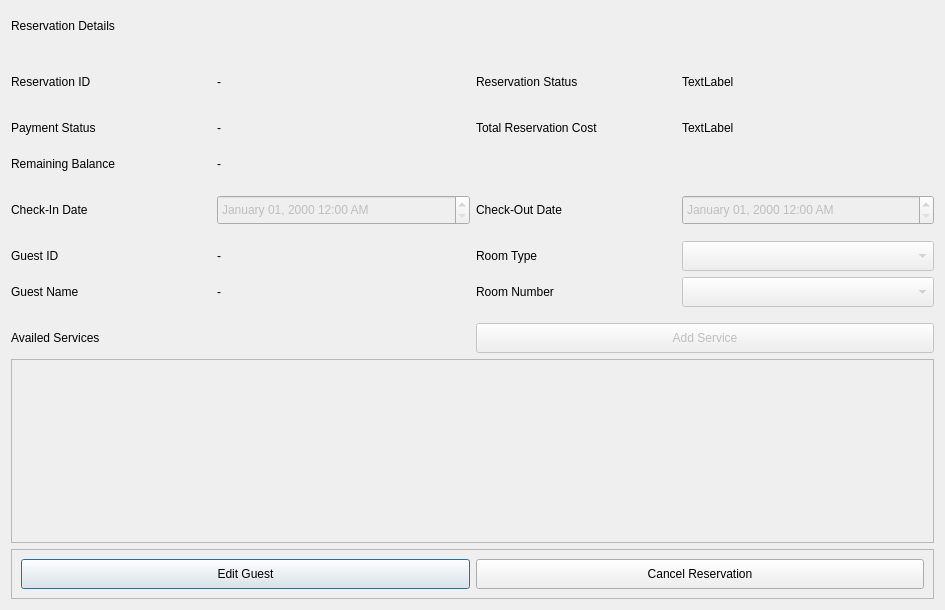
xbryan25/hotel-management-system, file ui_files/reservation_info_dialog.ui: the form before one commit.
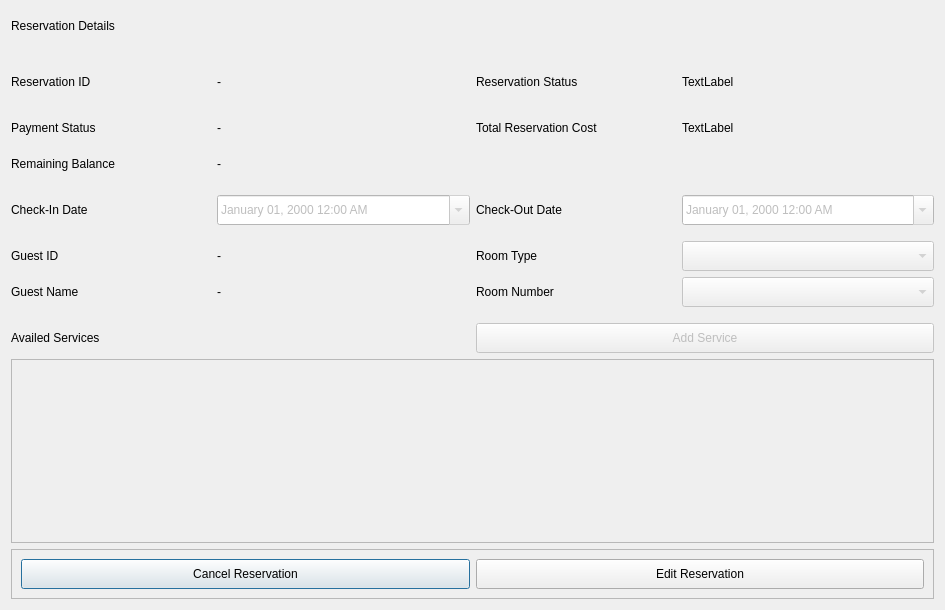
The form after the commit.

Commit message:
feat(reservation_info_dialog): configure dialog state change, and show confirmation_dialog and feedback_dialog
- Enable editable fields when pressing 'Edit Reservation' button, and disable editable fields when pressing 'Cancel Edit' button
- Show confirmation dialog and feedback dialog when pressing 'Cancel Reservation' and 'Confirm Edit Reservation' buttons

```diff
--- a/ui_files/reservation_info_dialog.ui
+++ b/ui_files/reservation_info_dialog.ui
@@ -174,7 +174,7 @@
          <cursorShape>PointingHandCursor</cursorShape>
         </property>
         <property name="text">
-         <string>Edit Guest</string>
+         <string>Cancel Reservation</string>
         </property>
        </widget>
       </item>
@@ -190,7 +190,7 @@
          <cursorShape>PointingHandCursor</cursorShape>
         </property>
         <property name="text">
-         <string>Cancel Reservation</string>
+         <string>Edit Reservation</string>
         </property>
        </widget>
       </item>
@@ -433,9 +433,76 @@
        <height>30</height>
       </size>
      </property>
+     <property name="palette">
+      <palette>
+       <active>
+        <colorrole role="Base">
+         <brush brushstyle="SolidPattern">
+          <color alpha="255">
+           <red>255</red>
+           <green>255</green>
+           <blue>255</blue>
+          </color>
+         </brush>
+        </colorrole>
+        <colorrole role="Window">
+         <brush brushstyle="SolidPattern">
+          <color alpha="255">
+           <red>255</red>
+           <green>255</green>
+           <blue>255</blue>
+          </color>
+         </brush>
+        </colorrole>
+       </active>
+       <inactive>
+        <colorrole role="Base">
+         <brush brushstyle="SolidPattern">
+          <color alpha="255">
+           <red>255</red>
+           <green>255</green>
+           <blue>255</blue>
+          </color>
+         </brush>
+        </colorrole>
+        <colorrole role="Window">
+         <brush brushstyle="SolidPattern">
+          <color alpha="255">
+           <red>255</red>
+           <green>255</green>
+           <blue>255</blue>
+          </color>
+         </brush>
+        </colorrole>
+       </inactive>
+       <disabled>
+        <colorrole role="Base">
+         <brush brushstyle="SolidPattern">
+          <color alpha="255">
+           <red>255</red>
+           <green>255</green>
+           <blue>255</blue>
+          </color>
+         </brush>
+        </colorrole>
+        <colorrole role="Window">
+         <brush brushstyle="SolidPattern">
+          <color alpha="255">
+           <red>255</red>
+           <green>255</green>
+           <blue>255</blue>
+          </color>
+         </brush>
+        </colorrole>
+       </disabled>
+      </palette>
+     </property>
      <property name="displayFormat">
       <string>MMMM dd, yyyy h:mm AP</string>
      </property>
+     <property name="calendarPopup">
+      <bool>true</bool>
+     </property>
     </widget>
    </item>
    <item row="7" column="3">
@@ -449,9 +516,76 @@
        <height>30</height>
       </size>
      </property>
+     <property name="palette">
+      <palette>
+       <active>
+        <colorrole role="Base">
+         <brush brushstyle="SolidPattern">
+          <color alpha="255">
+           <red>255</red>
+           <green>255</green>
+           <blue>255</blue>
+          </color>
+         </brush>
+        </colorrole>
+        <colorrole role="Window">
+         <brush brushstyle="SolidPattern">
+          <color alpha="255">
+           <red>255</red>
+           <green>255</green>
+           <blue>255</blue>
+          </color>
+         </brush>
+        </colorrole>
+       </active>
+       <inactive>
+        <colorrole role="Base">
+         <brush brushstyle="SolidPattern">
+          <color alpha="255">
+           <red>255</red>
+           <green>255</green>
+           <blue>255</blue>
+          </color>
+         </brush>
+        </colorrole>
+        <colorrole role="Window">
+         <brush brushstyle="SolidPattern">
+          <color alpha="255">
+           <red>255</red>
+           <green>255</green>
+           <blue>255</blue>
+          </color>
+         </brush>
+        </colorrole>
+       </inactive>
+       <disabled>
+        <colorrole role="Base">
+         <brush brushstyle="SolidPattern">
+          <color alpha="255">
+           <red>255</red>
+           <green>255</green>
+           <blue>255</blue>
+          </color>
+         </brush>
+        </colorrole>
+        <colorrole role="Window">
+         <brush brushstyle="SolidPattern">
+          <color alpha="255">
+           <red>255</red>
+           <green>255</green>
+           <blue>255</blue>
+          </color>
+         </brush>
+        </colorrole>
+       </disabled>
+      </palette>
+     </property>
      <property name="displayFormat">
       <string>MMMM dd, yyyy h:mm AP</string>
      </property>
+     <property name="calendarPopup">
+      <bool>true</bool>
+     </property>
     </widget>
    </item>
    <item row="9" column="3">
```
The commit also changes 4 other files.
